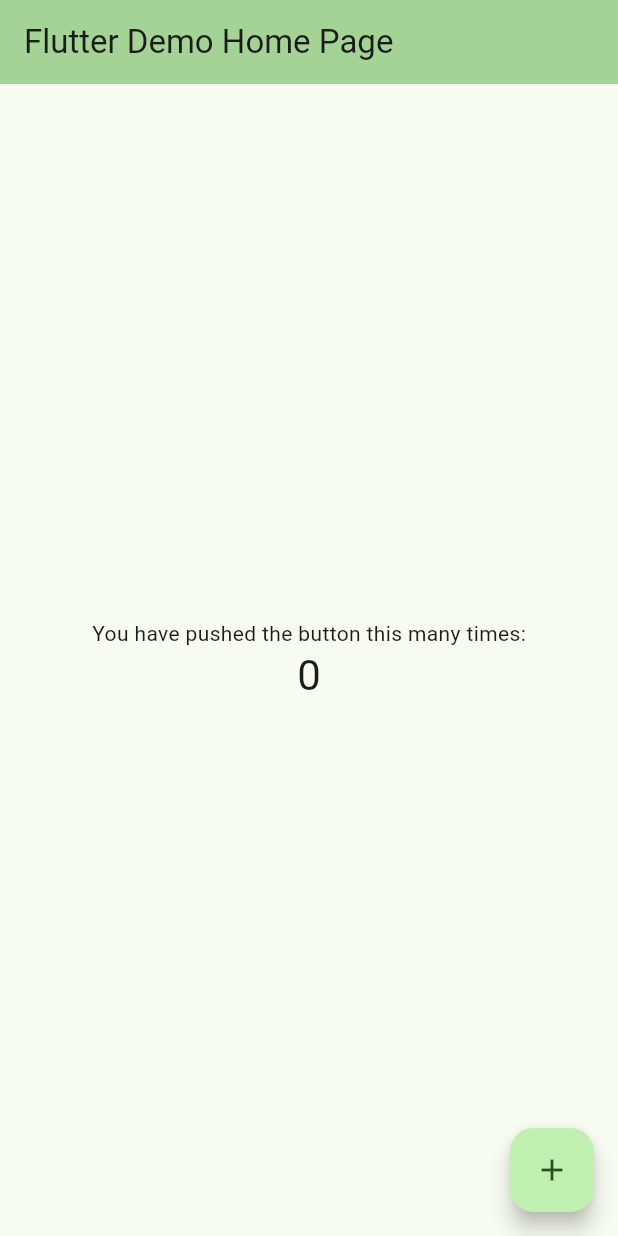
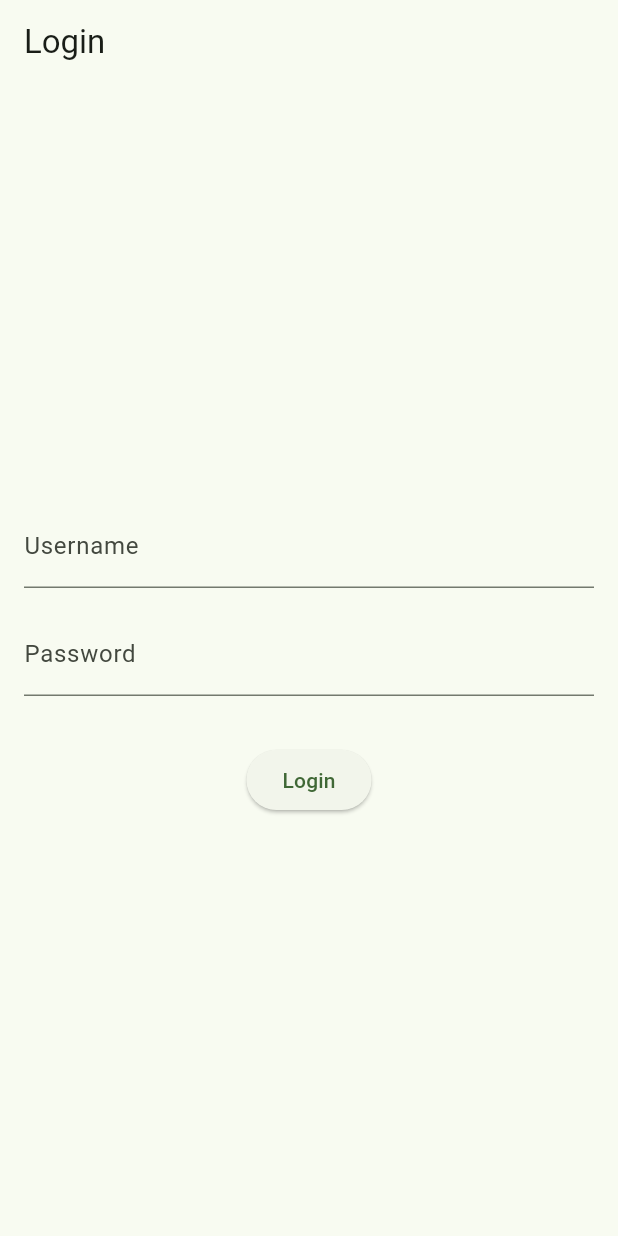
Before and after one commit to ChristianNemeno/tappy_app, a Flutter app: the screen it shows after launch, on a phone screen of 412 x 824 dp. Run offline on Flutter 3.47's test engine with Material 3 defaults, Android fonts, the light colour scheme and no system bars.

Commit message:
login no logic

```diff
--- a/lib/main.dart
+++ b/lib/main.dart
@@ -1,4 +1,5 @@
 import 'package:flutter/material.dart';
+import 'package:tappy_app/screens/login_screen.dart';
 
 void main() {
   runApp(const MyApp());
@@ -28,95 +29,13 @@ class MyApp extends StatelessWidget {
         //
         // This works for code too, not just values: Most code changes can be
         // tested with just a hot reload.
-        colorScheme: .fromSeed(seedColor: const Color.fromARGB(255, 4, 80, 2)),
+      colorScheme: ColorScheme.fromSeed(seedColor: const Color.fromARGB(255, 4, 80, 2)),
       ),
-      home: const MyHomePage(title: 'Flutter Demo Home Page'),
+      home: const LoginScreen(),
+      // routes: {
+      //   '/home' : (_) => const AppShell(),
+
+      // }
     );
   }
 }
-
-class MyHomePage extends StatefulWidget {
-  const MyHomePage({super.key, required this.title});
-
-  // This widget is the home page of your application. It is stateful, meaning
-  // that it has a State object (defined below) that contains fields that affect
-  // how it looks.
-
-  // This class is the configuration for the state. It holds the values (in this
-  // case the title) provided by the parent (in this case the App widget) and
-  // used by the build method of the State. Fields in a Widget subclass are
-  // always marked "final".
-
-  final String title;
-
-  @override
-  State<MyHomePage> createState() => _MyHomePageState();
-}
-
-class _MyHomePageState extends State<MyHomePage> {
-  int _counter = 0;
-
-  void _incrementCounter() {
-    setState(() {
-      // This call to setState tells the Flutter framework that something has
-      // changed in this State, which causes it to rerun the build method below
-      // so that the display can reflect the updated values. If we changed
-      // _counter without calling setState(), then the build method would not be
-      // called again, and so nothing would appear to happen.
-      _counter++;
-    });
-  }
-
-  @override
-  Widget build(BuildContext context) {
-    // This method is rerun every time setState is called, for instance as done
-    // by the _incrementCounter method above.
-    //
-    // The Flutter framework has been optimized to make rerunning build methods
-    // fast, so that you can just rebuild anything that needs updating rather
-    // than having to individually change instances of widgets.
-    return Scaffold(
-      appBar: AppBar(
-        // TRY THIS: Try changing the color here to a specific color (to
-        // Colors.amber, perhaps?) and trigger a hot reload to see the AppBar
-        // change color while the other colors stay the same.
-        backgroundColor: Theme.of(context).colorScheme.inversePrimary,
-        // Here we take the value from the MyHomePage object that was created by
-        // the App.build method, and use it to set our appbar title.
-        title: Text(widget.title),
-      ),
-      body: Center(
-        // Center is a layout widget. It takes a single child and positions it
-        // in the middle of the parent.
-        child: Column(
-          // Column is also a layout widget. It takes a list of children and
-          // arranges them vertically. By default, it sizes itself to fit its
-          // children horizontally, and tries to be as tall as its parent.
-          //
-          // Column has various properties to control how it sizes itself and
-          // how it positions its children. Here we use mainAxisAlignment to
-          // center the children vertically; the main axis here is the vertical
-          // axis because Columns are vertical (the cross axis would be
-          // horizontal).
-          //
-          // TRY THIS: Invoke "debug painting" (choose the "Toggle Debug Paint"
-          // action in the IDE, or press "p" in the console), to see the
-          // wireframe for each widget.
-          mainAxisAlignment: .center,
-          children: [
-            const Text('You have pushed the button this many times:'),
-            Text(
-              '$_counter',
-              style: Theme.of(context).textTheme.headlineMedium,
-            ),
-          ],
-        ),
-      ),
-      floatingActionButton: FloatingActionButton(
-        onPressed: _incrementCounter,
-        tooltip: 'Increment',
-        child: const Icon(Icons.add),
-      ),
-    );
-  }
-}
--- /dev/null
+++ b/lib/screens/login_screen.dart
@@ -0,0 +1,61 @@
+
+
+import 'package:flutter/material.dart';
+
+class LoginScreen extends StatefulWidget {
+  const LoginScreen({Key? key}) : super(key: key);
+
+  @override
+  State<LoginScreen> createState() => _LoginScreenState();
+}
+
+
+class _LoginScreenState extends State<LoginScreen> {
+  final TextEditingController _usernameController = TextEditingController();
+  final TextEditingController _passwordController = TextEditingController();
+
+  @override
+  void dispose() {
+    _usernameController.dispose();
+    _passwordController.dispose();
+    super.dispose();
+  }
+
+  @override
+  Widget build(BuildContext context) {
+    return Scaffold(
+      appBar: AppBar(
+        title: const Text('Login'),
+      ),
+      body: Padding(
+        padding: const EdgeInsets.all(16.0),
+        child: Column(
+          mainAxisAlignment: MainAxisAlignment.center,
+          children: [
+            TextField(
+              controller: _usernameController,
+              decoration: const InputDecoration(
+                labelText: 'Username',
+              ),
+            ),
+            const SizedBox(height: 16.0),
+            TextField(
+              controller: _passwordController,
+              decoration: const InputDecoration(
+                labelText: 'Password',
+              ),
+              obscureText: true,
+            ),
+            const SizedBox(height: 32.0),
+            ElevatedButton(
+              onPressed: () {
+                // Handle login logic here
+              },
+              child: const Text('Login'),
+            ),
+          ],
+        ),
+      ),
+    );
+  }
+}
```
